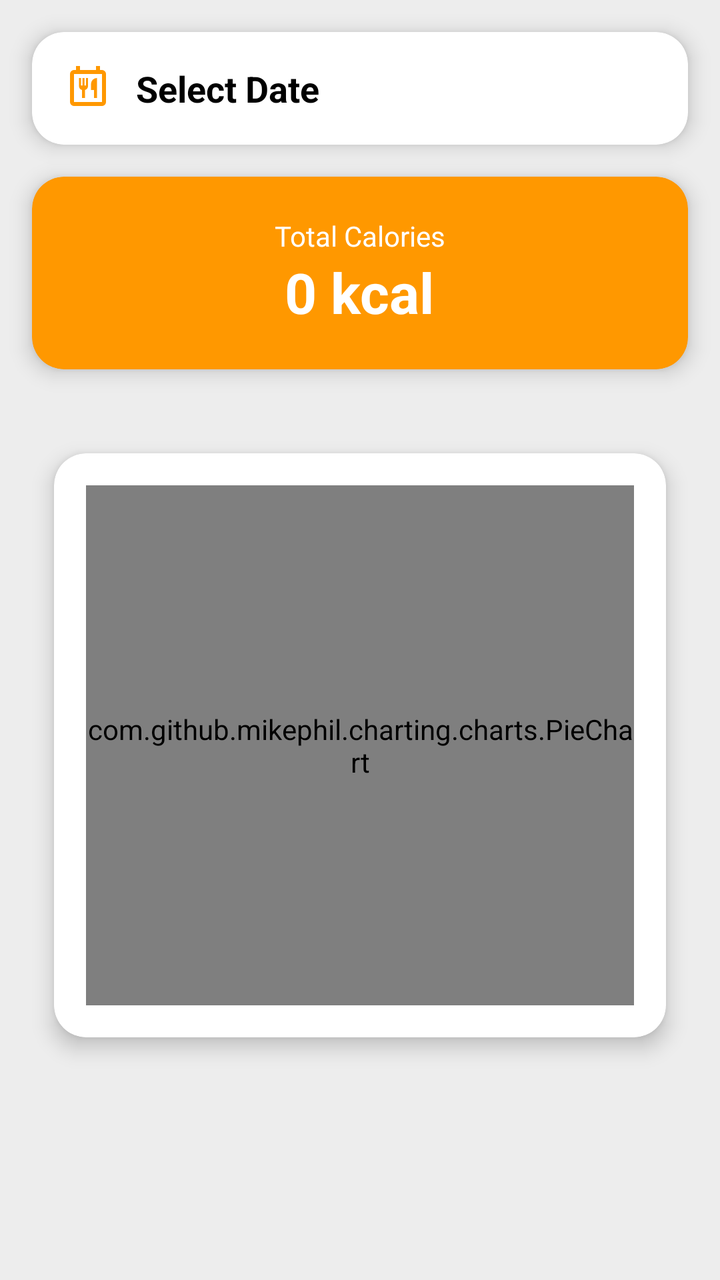
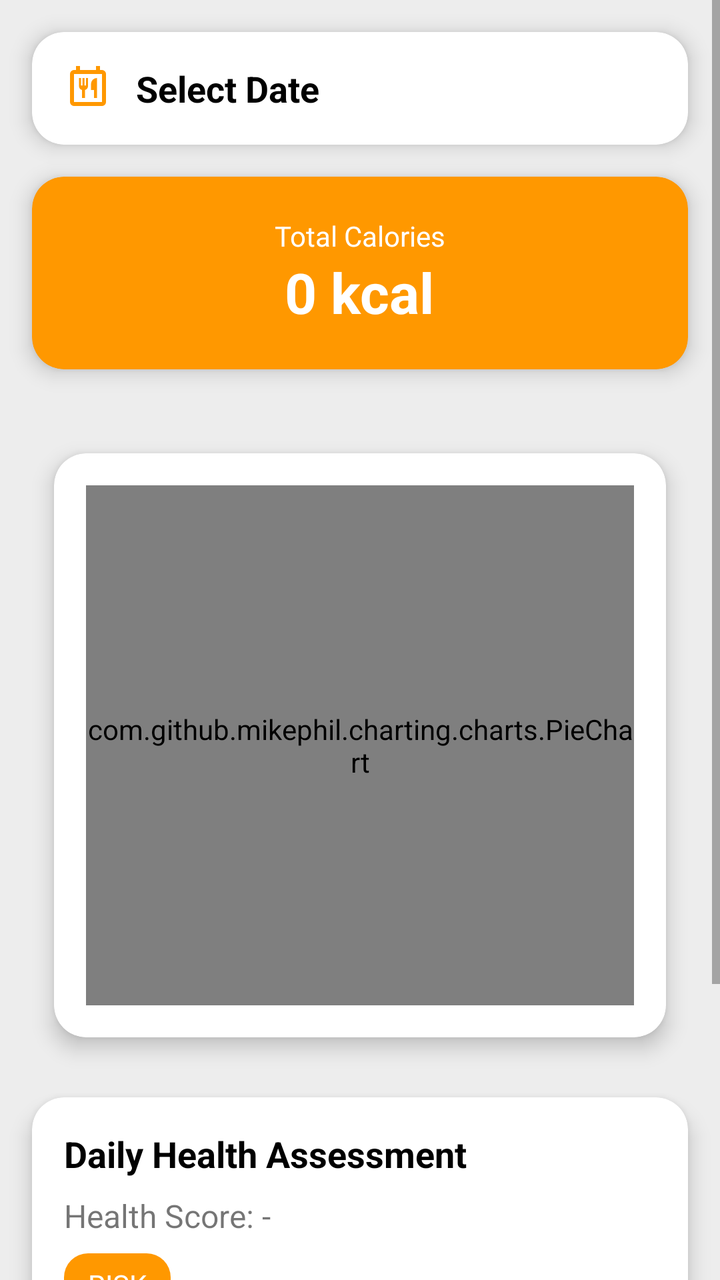

Screens rendered from an Android XML layout before and after an edit, with the pre-edit source and the edit as a unified diff.
<!-- AndroidManifest.xml: application theme Theme.LifeBalance -->
<!-- res/layout/activity_history_food_tracker.xml -->
<?xml version="1.0" encoding="utf-8"?>
<ScrollView
    xmlns:android="http://schemas.android.com/apk/res/android"
    xmlns:app="http://schemas.android.com/apk/res-auto"
    android:layout_width="match_parent"
    android:layout_height="match_parent"
    android:background="@color/background"
    android:fillViewport="true">

    <LinearLayout
        android:layout_width="match_parent"
        android:layout_height="wrap_content"
        android:orientation="vertical"
        android:paddingBottom="24dp">

        
        <com.google.android.material.card.MaterialCardView
            android:layout_width="match_parent"
            android:layout_height="wrap_content"
            android:layout_margin="16dp"
            app:cardCornerRadius="16dp"
            app:cardElevation="6dp">

            <LinearLayout
                android:layout_width="match_parent"
                android:layout_height="wrap_content"
                android:padding="16dp"
                android:orientation="horizontal"
                android:gravity="center_vertical">

                <ImageView
                    android:layout_width="24dp"
                    android:layout_height="24dp"
                    android:src="@drawable/ic_calender"
                    app:tint="@color/dark_orange"/>

                <TextView
                    android:id="@+id/tvDate"
                    android:layout_width="wrap_content"
                    android:layout_height="wrap_content"
                    android:layout_marginStart="12dp"
                    android:text="Select Date"
                    android:textSize="18sp"
                    android:textStyle="bold"
                    android:textColor="@color/black"/>
            </LinearLayout>
        </com.google.android.material.card.MaterialCardView>

        
        <com.google.android.material.card.MaterialCardView
            android:layout_width="match_parent"
            android:layout_height="wrap_content"
            android:layout_marginHorizontal="16dp"
            android:layout_marginBottom="12dp"
            app:cardCornerRadius="16dp"
            app:cardElevation="6dp"
            android:backgroundTint="@color/dark_orange">

            <LinearLayout
                android:layout_width="match_parent"
                android:layout_height="wrap_content"
                android:padding="20dp"
                android:orientation="vertical"
                android:gravity="center">

                <TextView
                    android:layout_width="wrap_content"
                    android:layout_height="wrap_content"
                    android:text="Total Calories"
                    android:textColor="@color/white"
                    android:textSize="14sp"/>

                <TextView
                    android:id="@+id/tvTotalCalories"
                    android:layout_width="wrap_content"
                    android:layout_height="wrap_content"
                    android:text="0 kcal"
                    android:textColor="@color/white"
                    android:textSize="28sp"
                    android:textStyle="bold"/>
            </LinearLayout>
        </com.google.android.material.card.MaterialCardView>

        <androidx.cardview.widget.CardView
            android:layout_width="match_parent"
            android:layout_height="wrap_content"
            android:layout_margin="16dp"
            app:cardCornerRadius="16dp"
            app:cardElevation="6dp"
            app:cardUseCompatPadding="true"
            android:backgroundTint="@android:color/white">

            <com.github.mikephil.charting.charts.PieChart
                android:id="@+id/pieChart"
                android:layout_width="match_parent"
                android:layout_height="260dp"
                android:layout_margin="16dp"
                android:background="@android:color/transparent"/>
        </androidx.cardview.widget.CardView>

        
        <TextView
            android:id="@+id/tvChartEmpty"
            android:layout_width="match_parent"
            android:layout_height="wrap_content"
            android:text="No chart data available"
            android:textAlignment="center"
            android:textColor="@color/dark_grey"
            android:padding="16dp"
            android:visibility="gone"/>

        
        <androidx.recyclerview.widget.RecyclerView
            android:id="@+id/rvFoodHistory"
            android:layout_width="match_parent"
            android:layout_height="wrap_content"
            android:paddingHorizontal="12dp"
            android:clipToPadding="false"
            android:paddingBottom="24dp"/>
    </LinearLayout>
</ScrollView>
<!-- resources referenced by this layout -->
<resources>
  <color name="background">#EDEDED</color>
  <color name="black">#FF000000</color>
  <color name="dark_grey">#656262</color>
  <color name="dark_orange">#FF9800</color>
  <color name="white">#FFFFFFFF</color>
  <!-- drawable ic_calender (drawable) -->
  <vector xmlns:android="http://schemas.android.com/apk/res/android" android:height="24dp" android:tint="#000000" android:viewportHeight="960" android:viewportWidth="960" android:width="24dp">
        
      <path android:fillColor="@android:color/white" android:pathData="M200,840Q167,840 143.5,816.5Q120,793 120,760L120,200Q120,167 143.5,143.5Q167,120 200,120L240,120L240,40L320,40L320,120L640,120L640,40L720,40L720,120L760,120Q793,120 816.5,143.5Q840,167 840,200L840,760Q840,793 816.5,816.5Q793,840 760,840L200,840ZM760,760L760,200Q760,200 760,200Q760,200 760,200L200,200Q200,200 200,200Q200,200 200,200L200,760Q200,760 200,760Q200,760 200,760L760,760Q760,760 760,760Q760,760 760,760ZM360,680L420,680L420,520Q446,513 463,491.5Q480,470 480,443L480,280L440,280L440,431L410,431L410,280L370,280L370,431L340,431L340,280L300,280L300,443Q300,470 317,491.5Q334,513 360,520L360,680ZM600,680L660,680L660,280Q610,280 575,315Q540,350 540,400L540,520L600,520L600,680ZM200,760Q200,760 200,760Q200,760 200,760L200,760Q200,760 200,760Q200,760 200,760L200,200Q200,200 200,200Q200,200 200,200L200,200Q200,200 200,200Q200,200 200,200L200,760Z"/>
      
  </vector>
  <style name="Theme.LifeBalance" parent="Theme.MaterialComponents.Light.NoActionBar">
          
          <item name="colorPrimary">@color/purple_500</item>
          <item name="colorPrimaryVariant">@color/purple_700</item>
          <item name="colorOnPrimary">@color/white</item>
          
          
          <item name="colorSecondary">@color/dark_orange</item>
          
          <item name="colorSecondaryVariant">@color/orange</item>
          <item name="colorOnSecondary">@color/black</item>
          
          <item name="android:statusBarColor">@color/background</item>
          
          <item name="snackbarStyle">@style/MySnackbar</item>
      </style>
  <color name="purple_500">#FF6200EE</color>
  <color name="purple_700">#FF3700B3</color>
  <color name="orange">#F1C43D</color>
  <style name="MySnackbar" parent="Widget.MaterialComponents.Snackbar">
          <item name="android:layout_marginBottom">60dp</item>
      </style>
</resources>

<!-- the commit's change to res/layout/activity_history_food_tracker.xml (unified diff, before → after) -->
@@ -110,6 +110,68 @@
             android:visibility="gone"/>
 
         
+        <androidx.cardview.widget.CardView
+            android:id="@+id/cardHealthRisk"
+            android:layout_width="match_parent"
+            android:layout_height="wrap_content"
+            android:layout_marginHorizontal="16dp"
+            android:layout_marginBottom="16dp"
+            app:cardCornerRadius="16dp"
+            app:cardElevation="6dp">
+
+            <LinearLayout
+                android:layout_width="match_parent"
+                android:layout_height="wrap_content"
+                android:orientation="vertical"
+                android:padding="16dp">
+
+                <TextView
+                    android:layout_width="wrap_content"
+                    android:layout_height="wrap_content"
+                    android:text="Daily Health Assessment"
+                    android:textSize="18sp"
+                    android:textStyle="bold"
+                    android:textColor="@color/black"/>
+
+                <TextView
+                    android:id="@+id/tvHealthScore"
+                    android:layout_width="wrap_content"
+                    android:layout_height="wrap_content"
+                    android:text="Health Score: -"
+                    android:layout_marginTop="8dp"
+                    android:textSize="16sp"/>
+
+                <TextView
+                    android:id="@+id/tvRiskBadge"
+                    android:layout_width="wrap_content"
+                    android:layout_height="wrap_content"
+                    android:text="RISK"
+                    android:layout_marginTop="8dp"
+                    android:textColor="@android:color/white"
+                    android:paddingHorizontal="12dp"
+                    android:paddingVertical="6dp"
+                    android:background="@drawable/bg_risk_medium"/>
+
+                <TextView
+                    android:id="@+id/tvRiskDesc"
+                    android:layout_width="match_parent"
+                    android:layout_height="wrap_content"
+                    android:layout_marginTop="12dp"
+                    android:text="Health risk description will appear here."
+                    android:textColor="@color/dark_grey"/>
+
+                <Button
+                    android:id="@+id/btnCheckHealth"
+                    android:layout_width="match_parent"
+                    android:layout_height="wrap_content"
+                    android:layout_marginTop="16dp"
+                    android:text="Check Health Risk"
+                    android:backgroundTint="@color/dark_orange"
+                    android:textColor="@android:color/white"/>
+            </LinearLayout>
+        </androidx.cardview.widget.CardView>
+
+        
         <androidx.recyclerview.widget.RecyclerView
             android:id="@+id/rvFoodHistory"
             android:layout_width="match_parent"
<!-- resource entries referenced after the edit -->
@@ -5,6 +5,12 @@
   <color name="dark_grey">#656262</color>
   <color name="dark_orange">#FF9800</color>
   <color name="white">#FFFFFFFF</color>
+  <!-- drawable bg_risk_medium (drawable) -->
+  <?xml version="1.0" encoding="utf-8"?>
+  <shape xmlns:android="http://schemas.android.com/apk/res/android">
+      <solid android:color="#FF9800"/>
+      <corners android:radius="12dp"/>
+  </shape>
   <!-- drawable ic_calender (drawable) -->
   <vector xmlns:android="http://schemas.android.com/apk/res/android" android:height="24dp" android:tint="#000000" android:viewportHeight="960" android:viewportWidth="960" android:width="24dp">
         
